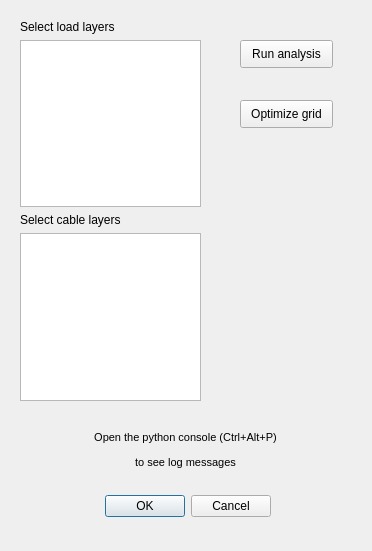
First picture: the form in nopywer_plugin_dialog_base.ui, repository vfinel/nopywer_qgis_plugin, before the edit.
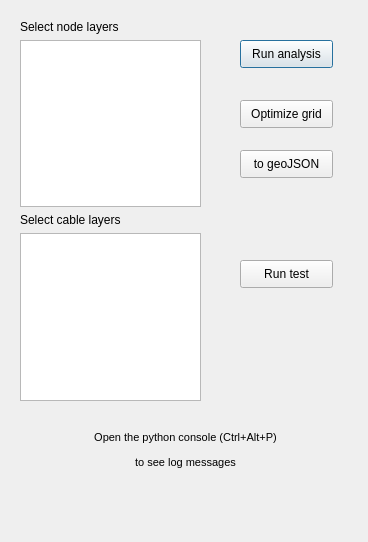
Second picture: the form after the edit.

Commit message: add dummy export and test buttons

The edit to the form file:
```diff
--- a/nopywer_plugin_dialog_base.ui
+++ b/nopywer_plugin_dialog_base.ui
@@ -6,29 +6,13 @@
    <rect>
     <x>0</x>
     <y>0</y>
-    <width>372</width>
-    <height>551</height>
+    <width>368</width>
+    <height>542</height>
    </rect>
   </property>
   <property name="windowTitle">
    <string>nopywer</string>
   </property>
-  <widget class="QDialogButtonBox" name="button_box">
-   <property name="geometry">
-    <rect>
-     <x>70</x>
-     <y>490</y>
-     <width>201</width>
-     <height>32</height>
-    </rect>
-   </property>
-   <property name="orientation">
-    <enum>Qt::Horizontal</enum>
-   </property>
-   <property name="standardButtons">
-    <set>QDialogButtonBox::Cancel|QDialogButtonBox::Ok</set>
-   </property>
-  </widget>
   <widget class="QPushButton" name="btnAnalysis">
    <property name="geometry">
     <rect>
@@ -68,6 +52,32 @@
     <string>&lt;html&gt;&lt;head/&gt;&lt;body&gt;&lt;p align=&quot;center&quot;&gt;&lt;span style=&quot; font-size:8pt;&quot;&gt;Open the python console (Ctrl+Alt+P)&lt;/span&gt;&lt;/p&gt;&lt;p align=&quot;center&quot;&gt;&lt;span style=&quot; font-size:8pt;&quot;&gt;to see log messages&lt;/span&gt;&lt;/p&gt;&lt;/body&gt;&lt;/html&gt;</string>
    </property>
   </widget>
+  <widget class="QPushButton" name="btnTest">
+   <property name="geometry">
+    <rect>
+     <x>240</x>
+     <y>260</y>
+     <width>93</width>
+     <height>28</height>
+    </rect>
+   </property>
+   <property name="text">
+    <string>Run test</string>
+   </property>
+  </widget>
+  <widget class="QPushButton" name="btnExport">
+   <property name="geometry">
+    <rect>
+     <x>240</x>
+     <y>150</y>
+     <width>93</width>
+     <height>28</height>
+    </rect>
+   </property>
+   <property name="text">
+    <string>to geoJSON</string>
+   </property>
+  </widget>
   <widget class="QWidget" name="">
    <property name="geometry">
     <rect>
@@ -81,7 +91,7 @@
     <item>
      <widget class="QLabel" name="label">
       <property name="text">
-       <string>Select load layers</string>
+       <string>Select node layers</string>
       </property>
      </widget>
     </item>
```
Left out of the diff: 37 changed lines with no effect on the pictures. The commit also changes 1 other file.
